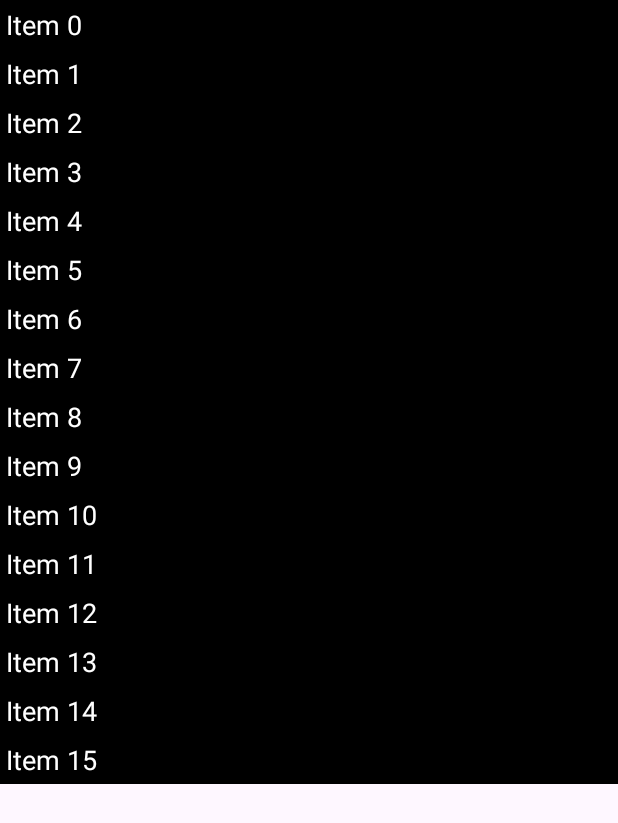
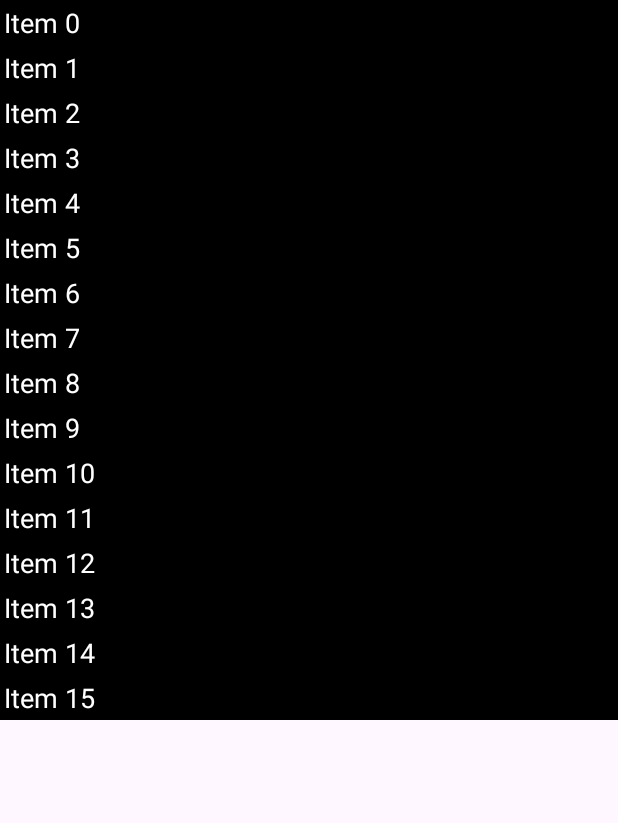
Before and after one commit to daifuku48/CustomViewRepository, an Android app: the screen it shows after launch (MainActivity), on a phone screen of 412 x 824 dp. Shown: the top 823 px of the screen. Run offline under Robolectric (Android 15) with nearby library versions, the phone set to English and light mode, and no system bars.

Commit message:
custom linear layout

```diff
--- a/app/src/main/java/com/androismathhartdangame/customviewrepository/CustomLinearLayout.kt
+++ b/app/src/main/java/com/androismathhartdangame/customviewrepository/CustomLinearLayout.kt
@@ -4,13 +4,20 @@ import android.content.Context
 import android.util.AttributeSet
 import android.widget.LinearLayout
 import android.widget.TextView
+import androidx.core.view.setPadding
 
 class CustomLinearLayout @JvmOverloads constructor(
     context: Context,
     attrs: AttributeSet? = null,
     defStyleAttr: Int = 0
 ) : LinearLayout(context, attrs, defStyleAttr) {
-    fun addItem(item: TextView) {
-        addView(item)
+    fun addItem(item: String) {
+        val textView = TextView(context)
+        textView.text = item
+        textView.textSize = 18f
+        textView.setBackgroundColor(resources.getColor(R.color.black, context.theme))
+        textView.setTextColor(resources.getColor(R.color.white, context.theme))
+        textView.setPadding(4)
+        addView(textView)
     }
 }
--- a/app/src/main/java/com/androismathhartdangame/customviewrepository/MainActivity.kt
+++ b/app/src/main/java/com/androismathhartdangame/customviewrepository/MainActivity.kt
@@ -2,16 +2,13 @@ package com.androismathhartdangame.customviewrepository
 
 import android.os.Bundle
 import com.androismathhartdangame.customviewrepository.databinding.ActivityMainBinding
-import com.androismathhartdangame.customviewrepository.databinding.ItemLayoutBinding
 
 class MainActivity: BaseActivity<ActivityMainBinding>() {
 
     override fun onCreate(savedInstanceState: Bundle?) {
         super.onCreate(savedInstanceState)
         for (i in 0..15){
-            val itemBinding = ItemLayoutBinding.inflate(layoutInflater)
-            itemBinding.itemText.text = getString(R.string.item, i)
-            binding.customLinearLayout.addItem(itemBinding.itemText)
+            binding.customLinearLayout.addItem(getString(R.string.item, i))
         }
     }
 }
--- a/app/src/main/res/layout/item_layout.xml
+++ /dev/null
@@ -1,10 +0,0 @@
-<?xml version="1.0" encoding="utf-8"?>
-<TextView
-    xmlns:android="http://schemas.android.com/apk/res/android"
-    android:id = "@+id/item_text"
-    android:textSize="18sp"
-    android:textColor="#ffffff"
-    android:background="#000000"
-    android:padding="4dp"
-    android:layout_width="wrap_content"
-    android:layout_height="wrap_content"/>
```
